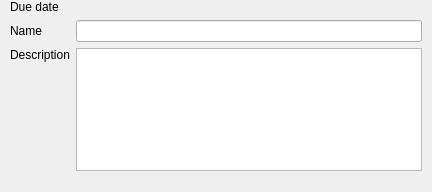
Above: tasks/taskedit.ui from KDE/akonadi-google-applets before the change. Below: the same form after it.
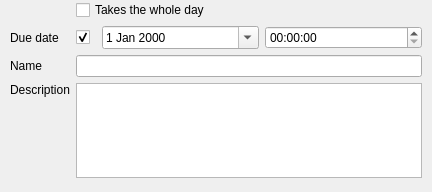
That is the form after the change. Custom widgets are drawn as their Qt base class.

```diff
--- a/tasks/taskedit.ui
+++ b/tasks/taskedit.ui
@@ -25,25 +25,62 @@
      <x>10</x>
      <y>0</y>
      <width>412</width>
-     <height>171</height>
+     <height>178</height>
     </rect>
    </property>
    <layout class="QGridLayout" name="gridLayout">
-    <item row="0" column="0">
-     <widget class="QLabel" name="label">
-      <property name="text">
-       <string>Due date</string>
-      </property>
-     </widget>
+    <item row="1" column="1">
+     <layout class="QHBoxLayout" name="horizontalLayout">
+      <item>
+       <widget class="QCheckBox" name="dateTime">
+        <property name="maximumSize">
+         <size>
+          <width>20</width>
+          <height>20</height>
+         </size>
+        </property>
+        <property name="text">
+         <string/>
+        </property>
+        <property name="checked">
+         <bool>true</bool>
+        </property>
+       </widget>
+      </item>
+      <item>
+       <widget class="QDateEdit" name="dateEdit">
+        <property name="enabled">
+         <bool>true</bool>
+        </property>
+        <property name="calendarPopup">
+         <bool>true</bool>
+        </property>
+       </widget>
+      </item>
+      <item>
+       <widget class="QTimeEdit" name="timeEdit">
+        <property name="enabled">
+         <bool>true</bool>
+        </property>
+       </widget>
+      </item>
+     </layout>
     </item>
-    <item row="1" column="0">
+    <item row="3" column="0">
      <widget class="QLabel" name="label_2">
       <property name="text">
        <string>Name</string>
       </property>
      </widget>
     </item>
-    <item row="2" column="0">
+    <item row="1" column="0">
+     <widget class="QLabel" name="label">
+      <property name="text">
+       <string>Due date</string>
+      </property>
+     </widget>
+    </item>
+    <item row="4" column="0">
      <widget class="QLabel" name="label_3">
       <property name="text">
        <string>Description</string>
@@ -54,24 +91,24 @@
      </widget>
     </item>
     <item row="0" column="1">
-     <widget class="KDateTimeEdit" name="dateEdit"/>
+     <widget class="QCheckBox" name="allDay">
+      <property name="enabled">
+       <bool>true</bool>
+      </property>
+      <property name="text">
+       <string>Takes the whole day</string>
+      </property>
+     </widget>
     </item>
-    <item row="1" column="1">
+    <item row="3" column="1">
      <widget class="QLineEdit" name="nameEdit"/>
     </item>
-    <item row="2" column="1">
+    <item row="4" column="1">
      <widget class="QTextEdit" name="descriptionEdit"/>
     </item>
    </layout>
   </widget>
  </widget>
- <customwidgets>
-  <customwidget>
-   <class>KDateTimeEdit</class>
-   <extends>QWidget</extends>
-   <header>kdatetimeedit.h</header>
-  </customwidget>
- </customwidgets>
  <resources/>
  <connections/>
 </ui>
```
